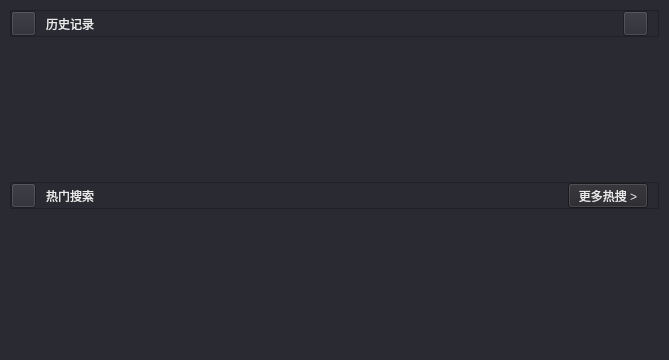
First picture: the form in VideoPlayer/messagebox/SearchForm.ui, repository huizhang556/pc-video-player, before the edit.
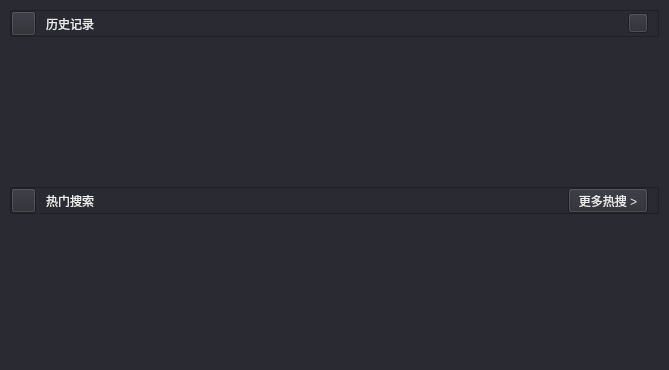
Second picture: the form after the edit. The open tabs and pages were chosen to show the change. Icons and pictures are not drawn.

```diff
--- a/VideoPlayer/messagebox/SearchForm.ui
+++ b/VideoPlayer/messagebox/SearchForm.ui
@@ -7,19 +7,19 @@
     <x>0</x>
     <y>0</y>
     <width>669</width>
-    <height>360</height>
+    <height>370</height>
    </rect>
   </property>
   <property name="minimumSize">
    <size>
     <width>300</width>
-    <height>360</height>
+    <height>370</height>
    </size>
   </property>
   <property name="maximumSize">
    <size>
     <width>16777215</width>
-    <height>360</height>
+    <height>370</height>
    </size>
   </property>
   <property name="windowTitle">
@@ -159,14 +159,14 @@
                <widget class="QPushButton" name="btn_his_delete">
                 <property name="minimumSize">
                  <size>
-                  <width>25</width>
-                  <height>25</height>
+                  <width>20</width>
+                  <height>20</height>
                  </size>
                 </property>
                 <property name="maximumSize">
                  <size>
-                  <width>25</width>
-                  <height>25</height>
+                  <width>20</width>
+                  <height>20</height>
                  </size>
                 </property>
                 <property name="styleSheet">
@@ -380,9 +380,9 @@
                 <property name="styleSheet">
                  <string notr="true">QPushButton
 {
+background-color: #2a2a32;
 color:#ececed;
 font: 11pt &quot;楷体&quot;;
-background-color: rgb(37, 37, 42);
 /*text-decoration:underline;*/
 }
 
```
Left out of the diff: 12 changed lines with no effect on the pictures. Lines whose indentation alone changed are shown as unchanged.
